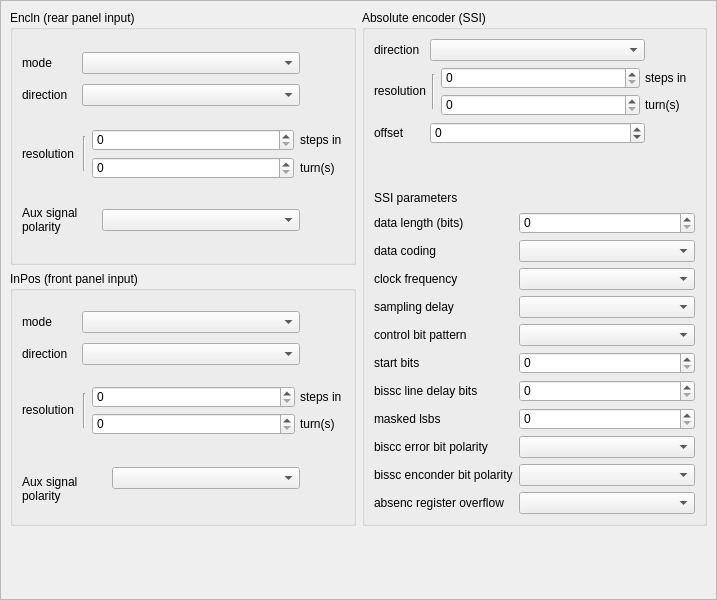
First picture: the form in icepapcms/gui/ui/encoders.ui, repository ALBA-Synchrotron/IcepapCMS, before the edit.
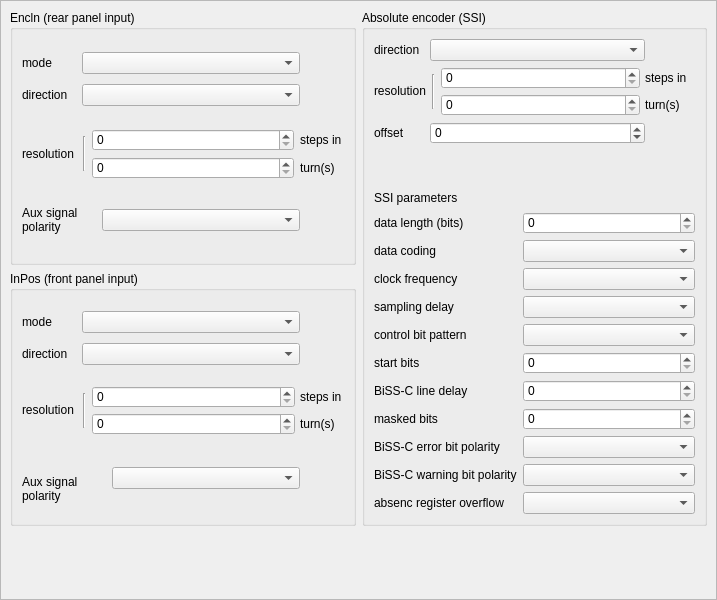
Second picture: the form after the edit.

Commit message: Change new absolute encoder parameter labels

```diff
--- a/icepapcms/gui/ui/encoders.ui
+++ b/icepapcms/gui/ui/encoders.ui
@@ -1504,7 +1504,7 @@
               </size>
              </property>
              <property name="text">
-              <string>bissc line delay bits</string>
+              <string>BiSS-C line delay</string>
              </property>
             </widget>
            </item>
@@ -1554,7 +1554,7 @@
               </size>
              </property>
              <property name="text">
-              <string>masked lsbs</string>
+              <string>masked bits</string>
              </property>
             </widget>
            </item>
@@ -1604,7 +1604,7 @@
               </size>
              </property>
              <property name="text">
-              <string>biscc error bit polarity</string>
+              <string>BiSS-C error bit polarity</string>
              </property>
             </widget>
            </item>
@@ -1651,7 +1651,7 @@
               </size>
              </property>
              <property name="text">
-              <string>bissc enconder bit polarity</string>
+              <string>BiSS-C warning bit polarity</string>
              </property>
             </widget>
            </item>
```
